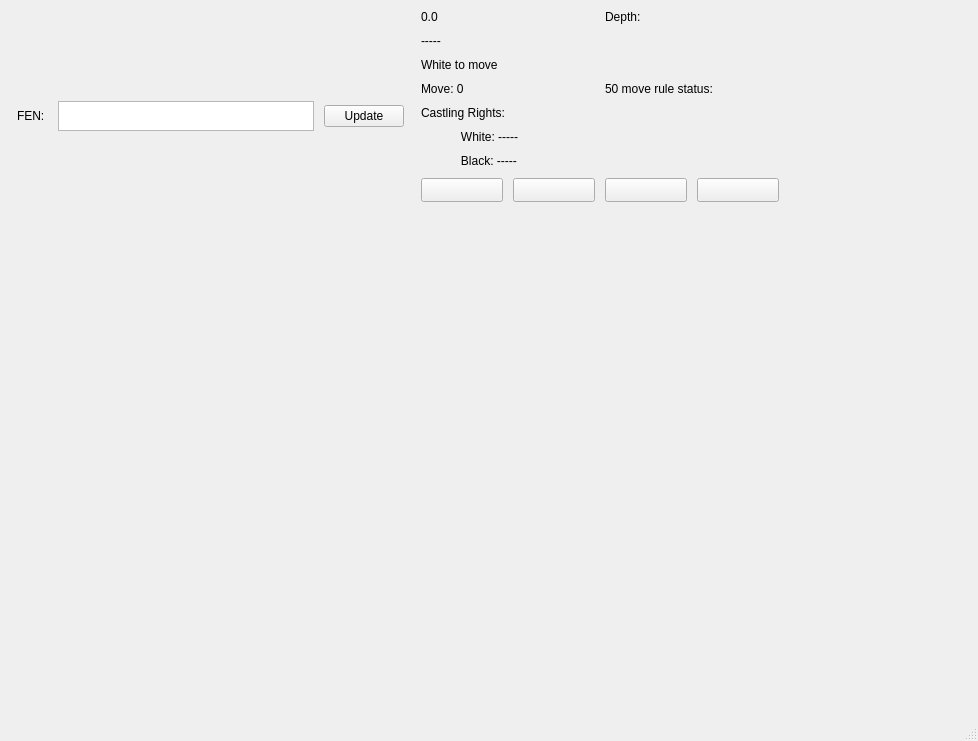
Old version of the form gui/DuckChessGUI/mainwindow.ui in the repository szymon-majewski/Duck-Chess.
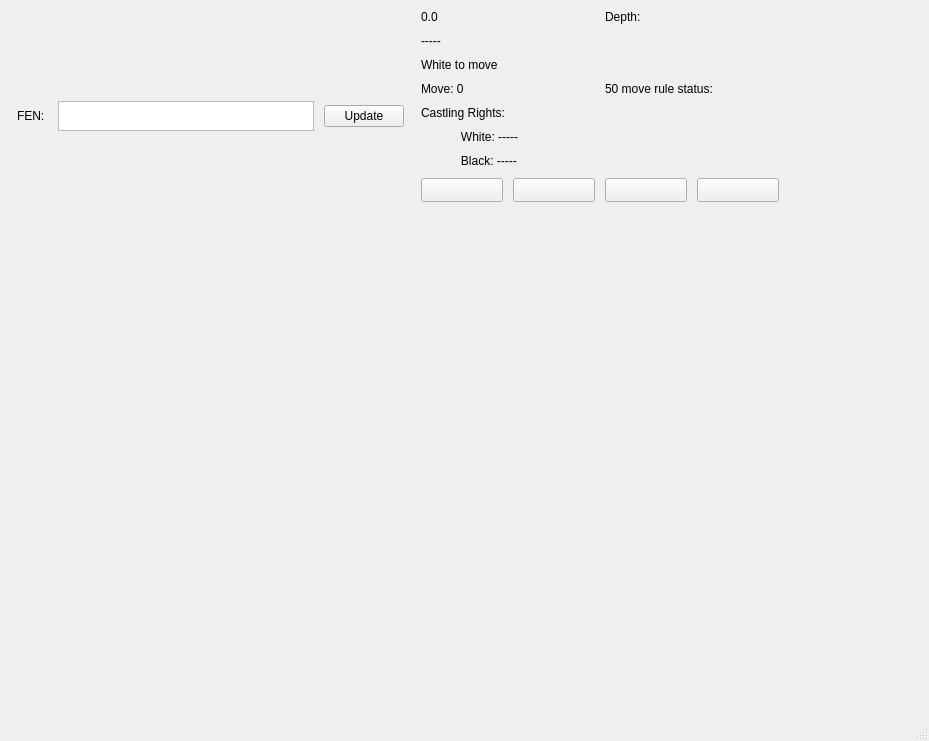
New version of the form.

```diff
--- a/gui/DuckChessGUI/mainwindow.ui
+++ b/gui/DuckChessGUI/mainwindow.ui
@@ -6,7 +6,7 @@
    <rect>
     <x>0</x>
     <y>0</y>
-    <width>978</width>
+    <width>929</width>
     <height>741</height>
    </rect>
   </property>
```
Left out of the diff: 14 changed lines with no effect on the pictures.
